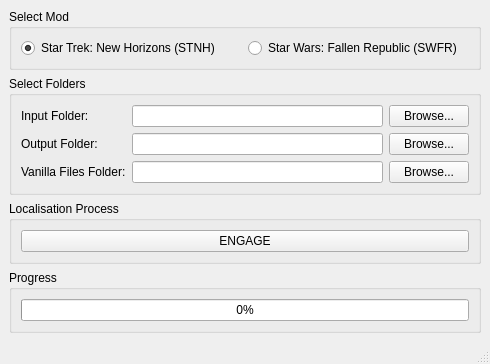
The window that PDG_LocalisationCreator_GUI/PDG_LocalisationCreator_GUI.ui (ZoomImpulse/PDG_LocalisationCreator_GUI) describes before a commit, drawn with Qt 5.
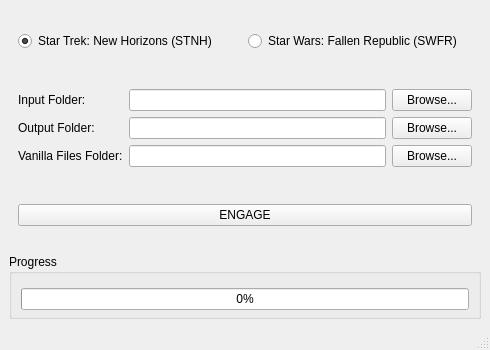
The same window after the commit. Icons and pictures are not drawn.

Diff of the .ui file:
```diff
--- a/PDG_LocalisationCreator_GUI/PDG_LocalisationCreator_GUI.ui
+++ b/PDG_LocalisationCreator_GUI/PDG_LocalisationCreator_GUI.ui
@@ -10,6 +10,18 @@
         <height>350</height>
       </rect>
     </property>
+    <property name="minimumSize">
+      <size>
+        <width>490</width>
+        <height>350</height>
+      </size>
+    </property>
+    <property name="maximumSize">
+      <size>
+        <width>490</width>
+        <height>350</height>
+      </size>
+    </property>
     <property name="windowTitle">
       <string>PDG Localisation Tool</string>
     </property>
@@ -20,17 +32,14 @@
     </property>
     <property name="iconSize">
       <size>
-        <width>32</width>
-        <height>32</height>
+        <width>64</width>
+        <height>64</height>
       </size>
     </property>
     <widget class="QWidget" name="centralWidget">
       <layout class="QVBoxLayout" name="verticalLayout_2">
         <item>
-          <widget class="QGroupBox" name="modSelectionBox">
-            <property name="title">
-              <string>Select Mod</string>
-            </property>
+          <widget class="QFrame" name="modSelectionBox">
             <layout class="QGridLayout" name="gridLayout_mod">
               <item row="0" column="0">
                 <widget class="QRadioButton" name="stnhRadioButton">
@@ -53,10 +62,7 @@
           </widget>
         </item>
         <item>
-          <widget class="QGroupBox" name="folderSelectionBox">
-            <property name="title">
-              <string>Select Folders</string>
-            </property>
+          <widget class="QFrame" name="folderSelectionBox">
             <layout class="QGridLayout" name="gridLayout">
               <item row="0" column="0">
                 <widget class="QLabel" name="inputPathLabel">
@@ -113,10 +119,7 @@
           </widget>
         </item>
         <item>
-          <widget class="QGroupBox" name="actionBox">
-            <property name="title">
-              <string>Localisation Process</string>
-            </property>
+          <widget class="QFrame" name="actionBox">
             <layout class="QHBoxLayout" name="horizontalLayout_2">
               <item>
                 <widget class="QPushButton" name="unifiedRunButton">
@@ -134,6 +137,9 @@
               <string>Progress</string>
             </property>
             <layout class="QVBoxLayout" name="verticalLayout_progressBar">
+              <property name="bottomMargin">
+                <number>0</number>
+              </property>
               <item>
                 <widget class="QProgressBar" name="progressBar">
                   <property name="value">
```
